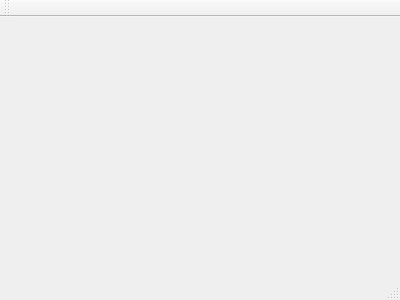
Rational-pi/LiPackBalancer, file mainwindow.ui: the form before one commit.
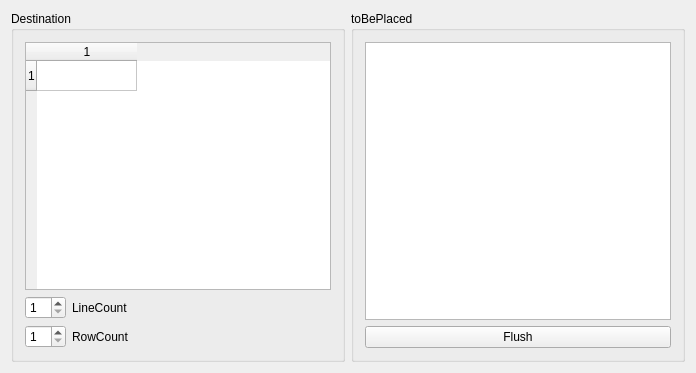
The form after the commit.

```diff
--- a/mainwindow.ui
+++ b/mainwindow.ui
@@ -1,24 +1,162 @@
 <ui version="4.0">
  <class>MainWindow</class>
- <widget class="QMainWindow" name="MainWindow" >
-  <property name="geometry" >
+ <widget class="QMainWindow" name="MainWindow">
+  <property name="geometry">
    <rect>
     <x>0</x>
     <y>0</y>
-    <width>400</width>
-    <height>300</height>
+    <width>696</width>
+    <height>373</height>
    </rect>
   </property>
   <property name="windowTitle" >
    <string>MainWindow</string>
   </property>
-  <widget class="QMenuBar" name="menuBar" />
-  <widget class="QToolBar" name="mainToolBar" />
-  <widget class="QWidget" name="centralWidget" />
-  <widget class="QStatusBar" name="statusBar" />
+  <widget class="QWidget" name="centralWidget">
+   <layout class="QHBoxLayout" name="horizontalLayout_4">
+    <item>
+     <widget class="QGroupBox" name="groupBox">
+      <property name="title">
+       <string>Destination</string>
+      </property>
+      <layout class="QVBoxLayout" name="verticalLayout_2">
+       <item>
+        <widget class="QTableWidget" name="destinationMatrice">
+         <property name="sizeAdjustPolicy">
+          <enum>QAbstractScrollArea::AdjustToContents</enum>
+         </property>
+         <property name="autoScroll">
+          <bool>true</bool>
+         </property>
+         <property name="dragEnabled">
+          <bool>true</bool>
+         </property>
+         <property name="showGrid">
+          <bool>true</bool>
+         </property>
+         <property name="sortingEnabled">
+          <bool>false</bool>
+         </property>
+         <property name="wordWrap">
+          <bool>true</bool>
+         </property>
+         <property name="cornerButtonEnabled">
+          <bool>true</bool>
+         </property>
+         <attribute name="horizontalHeaderVisible">
+          <bool>true</bool>
+         </attribute>
+         <attribute name="verticalHeaderVisible">
+          <bool>true</bool>
+         </attribute>
+         <row>
+          <property name="text">
+           <string>1</string>
+          </property>
+         </row>
+         <column>
+          <property name="text">
+           <string>1</string>
+          </property>
+         </column>
+        </widget>
+       </item>
+       <item>
+        <layout class="QHBoxLayout" name="horizontalLayout_3">
+         <item>
+          <layout class="QVBoxLayout" name="verticalLayout">
+           <item>
+            <layout class="QHBoxLayout" name="horizontalLayout">
+             <item>
+              <widget class="QSpinBox" name="spinBoxDestinationMatriceLineCount">
+               <property name="minimum">
+                <number>1</number>
+               </property>
+              </widget>
+             </item>
+             <item>
+              <widget class="QLabel" name="label">
+               <property name="text">
+                <string>LineCount</string>
+               </property>
+              </widget>
+             </item>
+             <item>
+              <spacer name="horizontalSpacer_2">
+               <property name="orientation">
+                <enum>Qt::Horizontal</enum>
+               </property>
+               <property name="sizeHint" stdset="0">
+                <size>
+                 <width>40</width>
+                 <height>20</height>
+                </size>
+               </property>
+              </spacer>
+             </item>
+            </layout>
+           </item>
+           <item>
+            <layout class="QHBoxLayout" name="horizontalLayout_2">
+             <item>
+              <widget class="QSpinBox" name="spinBoxDestinationMatriceRowCount">
+               <property name="minimum">
+                <number>1</number>
+               </property>
+              </widget>
+             </item>
+             <item>
+              <widget class="QLabel" name="label_2">
+               <property name="text">
+                <string>RowCount</string>
+               </property>
+              </widget>
+             </item>
+             <item>
+              <spacer name="horizontalSpacer_3">
+               <property name="orientation">
+                <enum>Qt::Horizontal</enum>
+               </property>
+               <property name="sizeHint" stdset="0">
+                <size>
+                 <width>40</width>
+                 <height>20</height>
+                </size>
+               </property>
+              </spacer>
+             </item>
+            </layout>
+           </item>
+          </layout>
+         </item>
+        </layout>
+       </item>
+      </layout>
+     </widget>
+    </item>
+    <item>
+     <widget class="QGroupBox" name="groupBox_2">
+      <property name="title">
+       <string>toBePlaced</string>
+      </property>
+      <layout class="QVBoxLayout" name="verticalLayout_3">
+       <item>
+        <widget class="QListWidget" name="listWidget"/>
+       </item>
+       <item>
+        <widget class="QPushButton" name="pushButton">
+         <property name="text">
+          <string>Flush</string>
+         </property>
+        </widget>
+       </item>
+      </layout>
+     </widget>
+    </item>
+   </layout>
+  </widget>
  </widget>
- <layoutDefault spacing="6" margin="11" />
- <pixmapfunction></pixmapfunction>
+ <layoutdefault spacing="6" margin="11"/>
  <resources/>
  <connections/>
 </ui>
```
Left out of the diff: 5 changed lines with no effect on the pictures.
